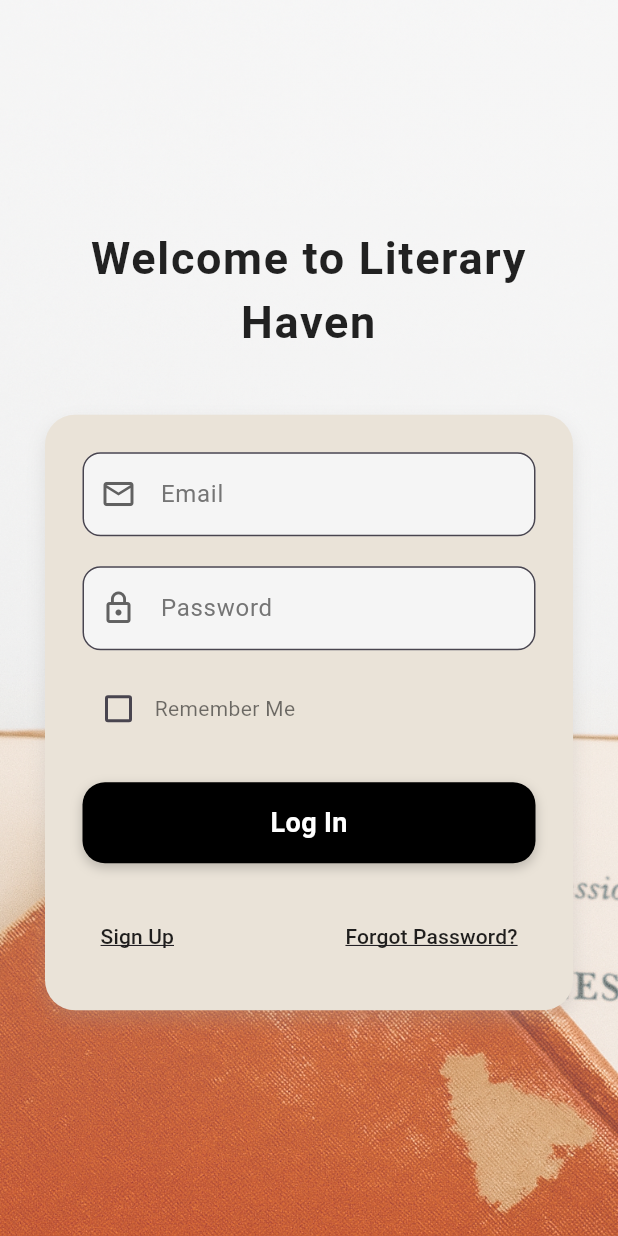
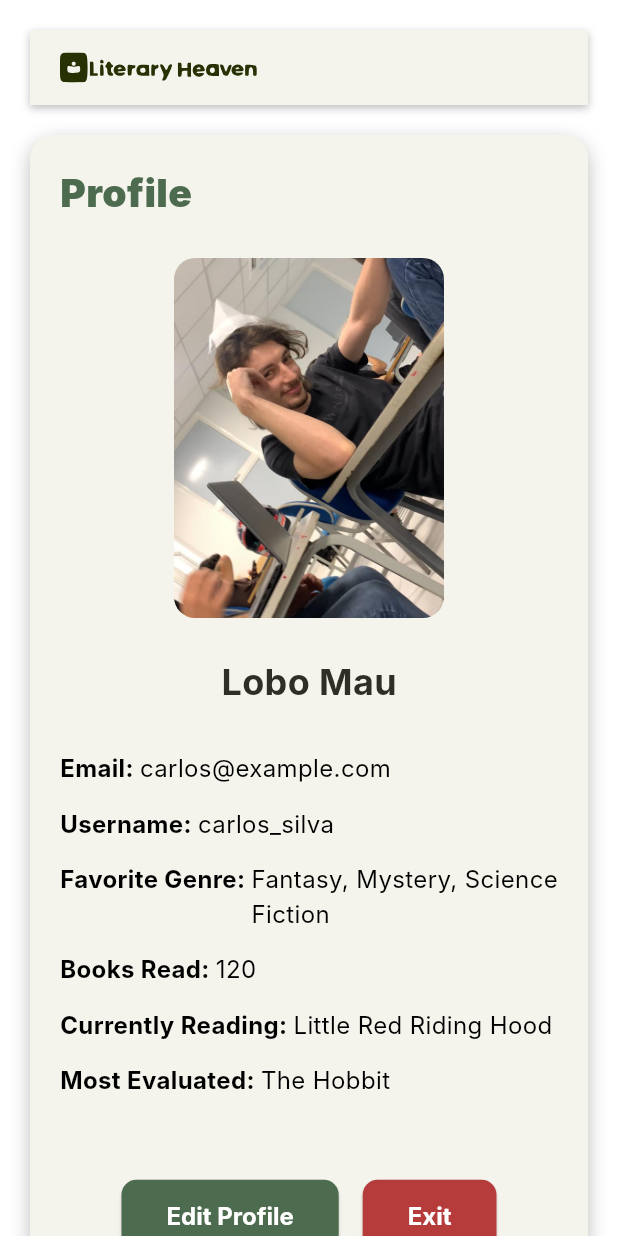
Before and after one commit to trabalho-victor/literary-heaven, a Flutter app: the screen it shows after launch, on a phone screen of 412 x 824 dp. Run offline on Flutter 3.47's test engine with Material 3 defaults, Android fonts, the phone set to English and light mode, and no system bars; our stand-ins replace cloud_firestore, flutter_svg, hive, hive_flutter; accounts and stored records are empty; Roboto replaces fonts that are missing (Inter).

Commit message:
Feat: Criação da tela de profile e do header.

```diff
--- a/lib/main.dart
+++ b/lib/main.dart
@@ -1,17 +1,21 @@
 import 'package:flutter/material.dart';
+import 'package:literary_heaven/home.dart';
 import 'package:literary_heaven/login.dart';
 import 'package:literary_heaven/register.dart';
 import 'package:hive/hive.dart';
 import 'package:hive_flutter/hive_flutter.dart';
+import 'package:literary_heaven/profile.dart';
 
 void main() async {
   await Hive.initFlutter();
-  runApp(MaterialApp(
-    debugShowCheckedModeBanner: false,
-    home: MyLogin(),
-    routes: {
-      'register': (context) => MyRegister(),
-      'login': (context) => MyLogin(),
-    },
-  ));
+  runApp(
+    MaterialApp(
+      debugShowCheckedModeBanner: false,
+      home: ProfilePage(),
+      routes: {
+        'register': (context) => MyRegister(),
+        'login': (context) => MyLogin(),
+      },
+    ),
+  );
 }
--- /dev/null
+++ b/lib/models/header.dart
@@ -0,0 +1,35 @@
+import 'package:flutter/material.dart';
+import 'package:flutter_svg/flutter_svg.dart';
+
+class AppHeader extends StatelessWidget {
+  const AppHeader({super.key});
+
+  @override
+  Widget build(BuildContext context) {
+    const cream = Color(0xFFF5F4EC);
+
+    return SafeArea(
+      top: true,
+      bottom: false,
+      child: Container(
+        height: 50,
+        width: double.infinity,
+        padding: const EdgeInsets.symmetric(horizontal: 20),
+        decoration: const BoxDecoration(
+          color: cream,
+          boxShadow: [
+            BoxShadow(
+              color: Colors.black26,
+              blurRadius: 4,
+              offset: Offset(0, 2),
+            ),
+          ],
+        ),
+        child: Row(
+          mainAxisAlignment: MainAxisAlignment.start,
+          children: [SvgPicture.asset("assets/logo.svg", height: 20)],
+        ),
+      ),
+    );
+  }
+}
--- /dev/null
+++ b/lib/profile.dart
@@ -0,0 +1,162 @@
+import 'package:flutter/material.dart';
+import 'package:literary_heaven/models/header.dart';
+
+class ProfilePage extends StatelessWidget {
+  const ProfilePage({super.key});
+
+  @override
+  Widget build(BuildContext context) {
+    const darkGreen = Color(0xFF4C6B4F);
+    const darkRed = Color(0xFFB63C3C);
+    const cream = Color(0xFFF5F4EC);
+    const darkText = Color(0xFF2E2D26);
+
+    return Scaffold(
+      backgroundColor: Colors.white,
+      body: SafeArea(
+        child: SingleChildScrollView(
+          padding: const EdgeInsets.all(20),
+          child: Column(
+            crossAxisAlignment: CrossAxisAlignment.center,
+            children: [
+              const AppHeader(),
+              const SizedBox(height: 20),
+              Container(
+                width: double.infinity,
+                padding: const EdgeInsets.all(20),
+                decoration: BoxDecoration(
+                  color: cream,
+                  borderRadius: BorderRadius.circular(16),
+                  boxShadow: const [
+                    BoxShadow(
+                      color: Colors.black26,
+                      blurRadius: 10,
+                      offset: Offset(0, 4),
+                    ),
+                  ],
+                ),
+                child: Column(
+                  crossAxisAlignment: CrossAxisAlignment.start,
+                  children: [
+                    const Text(
+                      "Profile",
+                      style: TextStyle(
+                        fontFamily: "Inter",
+                        fontSize: 26,
+                        fontWeight: FontWeight.w900,
+                        color: darkGreen,
+                      ),
+                    ),
+                    const SizedBox(height: 25),
+                    Center(
+                      child: ClipRRect(
+                        borderRadius: BorderRadius.circular(14),
+                        child: Image.asset(
+                          "assets/carlos.jpeg",
+                          width: 180,
+                          height: 240,
+                          fit: BoxFit.cover,
+                        ),
+                      ),
+                    ),
+                    const SizedBox(height: 25),
+                    const Center(
+                      child: Text(
+                        "Lobo Mau",
+                        style: TextStyle(
+                          fontSize: 24,
+                          fontWeight: FontWeight.w700,
+                          color: darkText,
+                          fontFamily: "Inter",
+                        ),
+                      ),
+                    ),
+                    const SizedBox(height: 30),
+                    _infoItem("Email:", "carlos@example.com"),
+                    _infoItem("Username:", "carlos_silva"),
+                    _infoItem(
+                      "Favorite Genre:",
+                      "Fantasy, Mystery, Science Fiction",
+                    ),
+                    _infoItem("Books Read:", "120"),
+                    _infoItem("Currently Reading:", "Little Red Riding Hood"),
+                    _infoItem("Most Evaluated:", "The Hobbit"),
+                    const SizedBox(height: 40),
+                    Row(
+                      mainAxisAlignment: MainAxisAlignment.center,
+                      children: [
+                        _profileButton(
+                          label: "Edit Profile",
+                          color: darkGreen,
+                          onTap: () {},
+                        ),
+                        const SizedBox(width: 16),
+                        _profileButton(
+                          label: "Exit",
+                          color: darkRed,
+                          onTap: () {},
+                        ),
+                      ],
+                    ),
+                  ],
+                ),
+              ),
+              const SizedBox(height: 40),
+            ],
+          ),
+        ),
+      ),
+    );
+  }
+
+  Widget _infoItem(String title, String value) {
+    return Padding(
+      padding: const EdgeInsets.only(bottom: 14),
+      child: Row(
+        crossAxisAlignment: CrossAxisAlignment.start,
+        children: [
+          Text(
+            "$title ",
+            style: const TextStyle(
+              fontFamily: "Inter",
+              fontSize: 16,
+              fontWeight: FontWeight.bold,
+              color: Colors.black,
+            ),
+          ),
+          Expanded(
+            child: Text(
+              value,
+              style: const TextStyle(
+                fontFamily: "Inter",
+                fontSize: 16,
+                color: Colors.black,
+              ),
+            ),
+          ),
+        ],
+      ),
+    );
+  }
+
+  Widget _profileButton({
+    required String label,
+    required Color color,
+    required VoidCallback onTap,
+  }) {
+    return ElevatedButton(
+      style: ElevatedButton.styleFrom(
+        backgroundColor: color,
+        padding: const EdgeInsets.symmetric(horizontal: 30, vertical: 14),
+        shape: RoundedRectangleBorder(borderRadius: BorderRadius.circular(10)),
+        textStyle: const TextStyle(
+          fontFamily: "Inter",
+          fontWeight: FontWeight.bold,
+          fontSize: 16,
+        ),
+      ),
+      onPressed: onTap,
+      child: Text(label, style: const TextStyle(color: Colors.white)),
+    );
+  }
+}
--- a/pubspec.yaml
+++ b/pubspec.yaml
@@ -31,7 +31,7 @@ dependencies:
   flutter:
     sdk: flutter
   cloud_firestore: ^5.4.4
-
+  flutter_svg: ^2.0.9
   # The following adds the Cupertino Icons font to your application.
   # Use with the CupertinoIcons class for iOS style icons.
   cupertino_icons: ^1.0.8
@@ -69,7 +69,7 @@ flutter:
   uses-material-design: true
 
   assets:
-    - assets/fundo.png
+    - assets/
   # To add assets to your application, add an assets section, like this:
   # assets:
   #   - images/a_dot_burr.jpeg
```
Also changed, not shown: assets/carlos.jpeg (added), assets/logo.svg (added), pubspec.lock.
